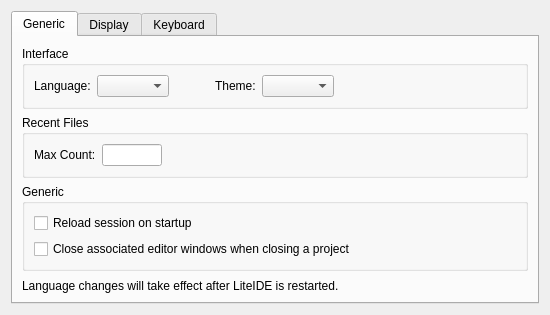
The window that liteidex/src/liteapp/liteappoption.ui (visualfc/liteide) describes before a commit, drawn with Qt 5.
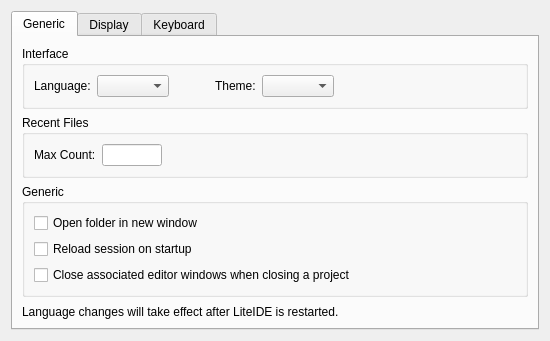
The same window after the commit.

Commit message: open folder in new window

The edit to the form file:
```diff
--- a/liteidex/src/liteapp/liteappoption.ui
+++ b/liteidex/src/liteapp/liteappoption.ui
@@ -7,7 +7,7 @@
     <x>0</x>
     <y>0</y>
     <width>545</width>
-    <height>272</height>
+    <height>294</height>
    </rect>
   </property>
   <property name="windowTitle">
@@ -141,6 +141,13 @@
           <string>Generic</string>
          </property>
          <layout class="QVBoxLayout" name="verticalLayout_6">
+          <item>
+           <widget class="QCheckBox" name="openFolderInNewWindowCheckBox">
+            <property name="text">
+             <string>Open folder in new window</string>
+            </property>
+           </widget>
+          </item>
           <item>
            <widget class="QCheckBox" name="autoLoadLastSessionCheckBox">
             <property name="text">
```
The commit also changes 7 other files.
